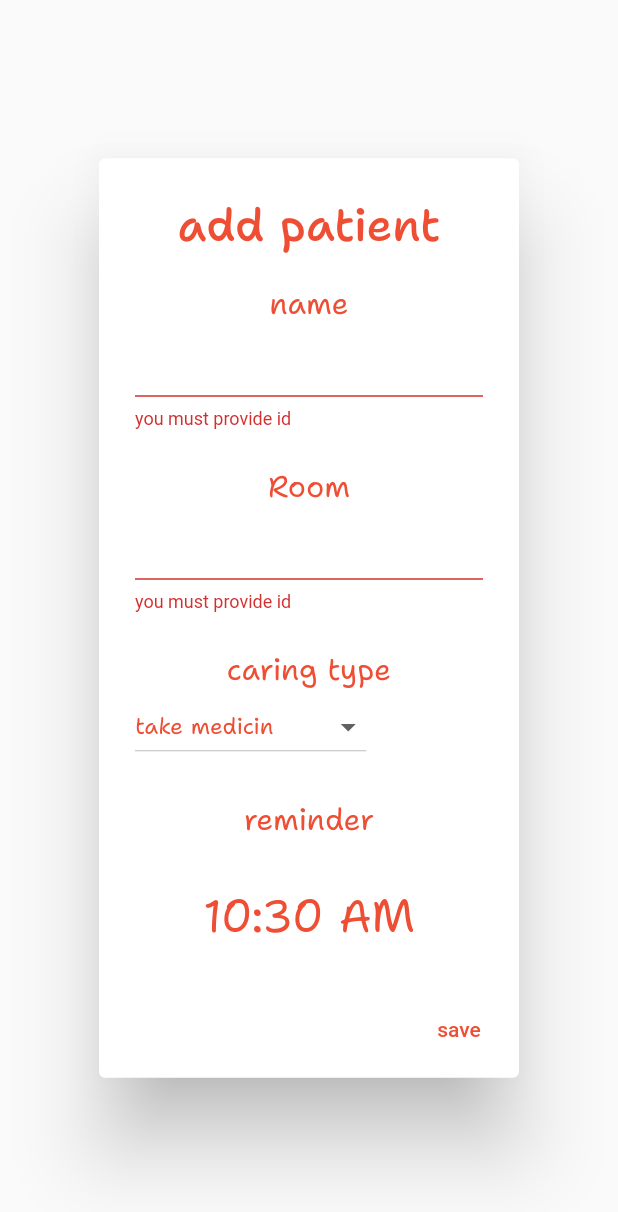
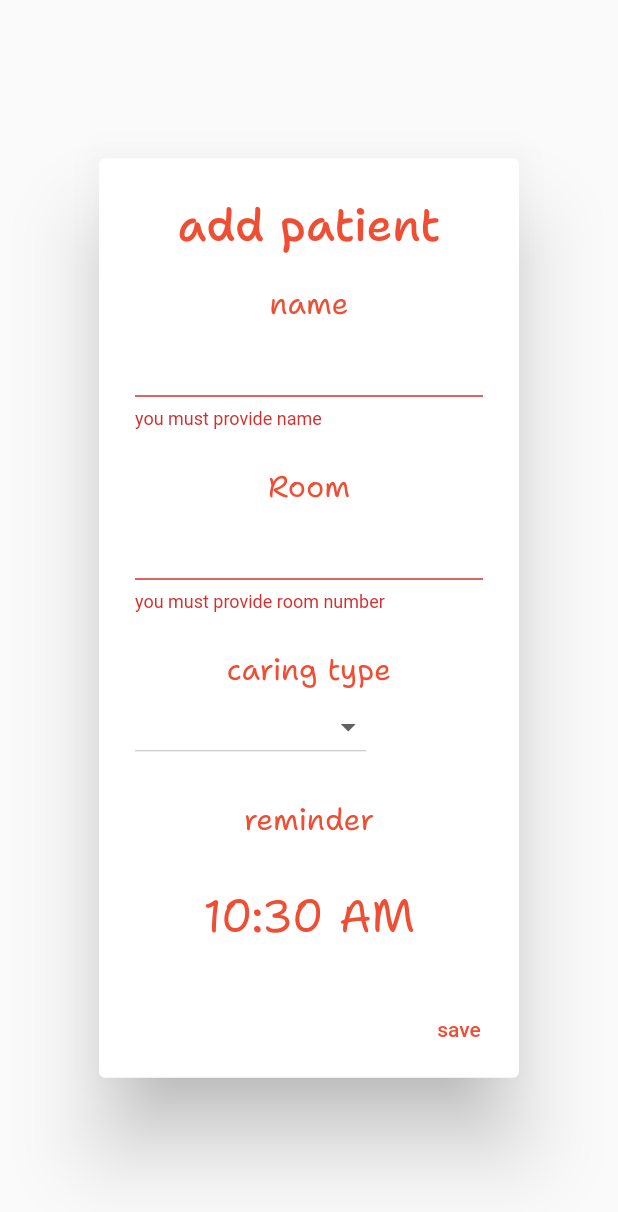
Before and after one commit to Hayan47/Nurse-App, a Flutter app: the AddPatient widget shown alone on an empty page, opened directly, on a phone screen of 412 x 824 dp. Shown: the top 1212 px of the screen. Run offline on Flutter 3.47's test engine with Material 2 defaults, Android fonts, the phone set to English and light mode, and no system bars; our stand-ins replace equatable, flutter_local_notifications, flutter_native_timezone, get, google_fonts, lottie and 2 more; accounts and stored records are empty.

Commit message:
localizaion commit

```diff
--- a/lib/controller/home_controller.dart
+++ b/lib/controller/home_controller.dart
@@ -2,8 +2,8 @@ import 'package:flutter/material.dart';
 import 'package:get/get.dart';
 import '../model/patient.dart';
 import 'package:intl/intl.dart';
-
 import '../sevices/database_helper.dart';
+import '../sevices/equatable.dart';
 import '../sevices/notifications.dart';
 
 class HomeController extends GetxController {
@@ -11,12 +11,12 @@ class HomeController extends GetxController {
   final nameController = TextEditingController();
   final caringTypeController = TextEditingController();
   final reminderController = TextEditingController();
-  final List<String> caringType = [
-    'take medicin',
-    'change on wound',
-    'catheterization',
-    'injection',
-    'pressure',
+  final List<KeyValueRecordType> caringType = <KeyValueRecordType>[
+    KeyValueRecordType(key: 'takemedicin', value: 'takemedicin'.tr),
+    KeyValueRecordType(key: 'changeonwound', value: 'changeonwound'.tr),
+    KeyValueRecordType(key: 'catheterization', value: 'catheterization'.tr),
+    KeyValueRecordType(key: 'injection', value: 'injection'.tr),
+    KeyValueRecordType(key: 'pressure', value: 'pressure'.tr),
   ].obs;
 
   List<Patient> patients = [];
--- /dev/null
+++ b/lib/sevices/equatable.dart
@@ -0,0 +1,12 @@
+import 'package:equatable/equatable.dart';
+
+// ignore: must_be_immutable
+class KeyValueRecordType extends Equatable {
+  String key;
+  String value;
+
+  KeyValueRecordType({required this.key, required this.value});
+
+  @override
+  List<Object> get props => [key, value];
+}
--- /dev/null
+++ b/lib/sevices/localization.dart
@@ -0,0 +1,85 @@
+import 'package:get/get.dart';
+
+class Localization extends Translations {
+  @override
+  Map<String, Map<String, String>> get keys => {
+        'en': {
+          "welocme": "welcome to Nurse App \n \t your perfect guide",
+          "continu": "continue",
+          "takemedicin": "take medecin",
+          "changeonwound": "change on wound",
+          "catheterization": "catheterization",
+          "injection": "injection",
+          "pressure": "pressure gauge",
+          "addpatient": "add patient",
+          "id": "id",
+          "name": "name",
+          "caringtype": "caring type",
+          "reminder": "reminder",
+          "save": "save",
+          "language": "change language",
+          "delete": "delete",
+          "confirm": "Are you sure you want to delete this patient?",
+          "yes": "yes",
+          "no": "no",
+          "patients": "patients",
+          'validate1': 'you must provide name',
+          'validate2': 'you must provide room number',
+          'start': 'Start Adding Patients !',
+          'room': 'Room',
+          'care': '@care',
+        },
+        'ar': {
+          "welocme": "اهلا بك في تطبيق الممرض \n \t دليلك المثالي",
+          "continu": "متابعة",
+          "takemedicin": "اخذ دواء",
+          "changeonwound": "تغيير على جرح",
+          "catheterization": "قسطرة",
+          "injection": "حقنة",
+          "pressure": "قياس ضغط",
+          "addpatient": "اضافة مريض",
+          "id": "الرقم",
+          "name": "الاسم",
+          "caringtype": "نوع العناية",
+          "reminder": "منبه",
+          "save": "حفظ",
+          "language": "تغيير اللغة",
+          "delete": "حذف",
+          "confirm": "هل انت متاكد من حذف المريض ؟",
+          "yes": "نعم",
+          "no": "لا",
+          "patients": "المرضى",
+          'validate1': 'يجب اضافة اسم',
+          'validate2': 'يجب اضافة رقم غرفة',
+          'start': 'ابدأ باضافة المرضى !',
+          'room': 'غرفة',
+          'care': '@care',
+        },
+        'fr': {
+          "welocme": "bienvenue dans Nurse App \n \t votre guide parfait",
+          "continu": "continuer",
+          "takemedicin": "prendre des medicaments",
+          "changeonwound": "changement sur blessure",
+          "catheterization": "catheterisme",
+          "injection": "injection",
+          "pressure": "manometre",
+          "addpatient": "ajouter un patient",
+          "id": "identifiant",
+          "name": "nom",
+          "caringtype": "genre attentionne",
+          "reminder": "rappel",
+          "save": "sauvegarder",
+          "language": "changer de langue",
+          "delete": "supprimer",
+          "confirm": "etes-vous sur de vouloir supprimer ce patient ?",
+          "yes": "oui",
+          "no": "non",
+          "patients": "les patients",
+          'validate1': 'vous devez fournir le nom',
+          'validate2': 'vous devez fournir le numéro de chambre',
+          'start': 'Commencez à ajouter des patients !',
+          'room': 'Chambre',
+          'care': '@care',
+        }
+      };
+}
--- a/lib/view/add_patient.dart
+++ b/lib/view/add_patient.dart
@@ -3,6 +3,7 @@ import 'package:get/get.dart';
 import 'package:getx/model/patient.dart';
 import 'package:getx/sevices/notifications.dart';
 import '../controller/home_controller.dart';
+import '../sevices/equatable.dart';
 
 class AddPatient extends StatefulWidget {
   const AddPatient({super.key});
@@ -24,7 +25,7 @@ class _AddPatientState extends State<AddPatient> {
     });
   }
 
-  String dropdownValue = 'take medicin';
+  KeyValueRecordType? dropdownValue;
 
   final HomeController c = Get.find();
   @override
@@ -32,10 +33,10 @@ class _AddPatientState extends State<AddPatient> {
     return Center(
       child: SingleChildScrollView(
         child: AlertDialog(
-          title: const Center(
+          title: Center(
             child: Text(
-              'add patient',
-              style: TextStyle(
+              'addpatient'.tr,
+              style: const TextStyle(
                   fontFamily: 'Shantell',
                   fontSize: 30,
                   color: Color(0xffEE4E34)),
@@ -43,9 +44,9 @@ class _AddPatientState extends State<AddPatient> {
           ),
           content: Column(
             children: [
-              const Text(
-                'name',
-                style: TextStyle(
+              Text(
+                'name'.tr,
+                style: const TextStyle(
                     fontFamily: 'Shantell',
                     fontSize: 20,
                     color: Color(0xffEE4E34)),
@@ -57,14 +58,14 @@ class _AddPatientState extends State<AddPatient> {
                 autovalidateMode: AutovalidateMode.always,
                 validator: (value) {
                   if (value == '') {
-                    return 'you must provide id';
+                    return 'validate1'.tr;
                   }
                 },
               ),
               const SizedBox(height: 25),
-              const Text(
-                'Room',
-                style: TextStyle(
+              Text(
+                'room'.tr,
+                style: const TextStyle(
                     fontFamily: 'Shantell',
                     fontSize: 20,
                     color: Color(0xffEE4E34)),
@@ -76,21 +77,21 @@ class _AddPatientState extends State<AddPatient> {
                 autovalidateMode: AutovalidateMode.always,
                 validator: (value) {
                   if (value == '') {
-                    return 'you must provide id';
+                    return 'validate2'.tr;
                   }
                 },
               ),
               const SizedBox(height: 25),
-              const Text(
-                'caring type',
-                style: TextStyle(
+              Text(
+                'caringtype'.tr,
+                style: const TextStyle(
                     fontFamily: 'Shantell',
                     fontSize: 20,
                     color: Color(0xffEE4E34)),
               ),
               Row(
                 children: [
-                  DropdownButton(
+                  DropdownButton<KeyValueRecordType>(
                     borderRadius: BorderRadius.circular(20),
                     style: const TextStyle(
                         fontFamily: 'Shantell',
@@ -100,23 +101,25 @@ class _AddPatientState extends State<AddPatient> {
                     dropdownColor: const Color(0xffFCEDDA),
                     value: dropdownValue,
                     items: c.caringType
-                        .map((e) => DropdownMenuItem(
-                              value: e,
-                              child: Text(e),
-                            ))
+                        .map<DropdownMenuItem<KeyValueRecordType>>(
+                            (e) => DropdownMenuItem<KeyValueRecordType>(
+                                  value: e,
+                                  child: Text(e.value),
+                                ))
                         .toList(),
-                    onChanged: (String? newValue) {
+                    onChanged: (KeyValueRecordType? newValue) {
                       setState(() {
                         dropdownValue = newValue!;
+                        print(newValue);
                       });
                     },
                   )
                 ],
               ),
               const SizedBox(height: 25),
-              const Text(
-                'reminder',
-                style: TextStyle(
+              Text(
+                'reminder'.tr,
+                style: const TextStyle(
                     fontFamily: 'Shantell',
                     fontSize: 20,
                     color: Color(0xffEE4E34)),
@@ -140,7 +143,7 @@ class _AddPatientState extends State<AddPatient> {
                   Patient patient = Patient(
                     roomNum: int.parse(c.roomController.text),
                     name: c.nameController.text,
-                    caringType: dropdownValue,
+                    caringType: dropdownValue!.key,
                     reminder: DateTime(
                       DateTime.now().year,
                       DateTime.now().month,
@@ -170,9 +173,9 @@ class _AddPatientState extends State<AddPatient> {
                   c.roomController.clear();
                   Get.back();
                 },
-                child: const Text(
-                  'save',
-                  style: TextStyle(color: Color(0xffEE4E34)),
+                child: Text(
+                  'save'.tr,
+                  style: const TextStyle(color: Color(0xffEE4E34)),
                 ))
           ],
         ),
--- a/pubspec.yaml
+++ b/pubspec.yaml
@@ -29,6 +29,7 @@ environment:
 # versions available, run `flutter pub outdated`.
 dependencies:
   cupertino_icons: ^1.0.2
+  equatable: ^2.0.5
   flutter:
     sdk: flutter
   flutter_local_notifications: ^13.0.0
@@ -38,15 +39,16 @@ dependencies:
   intl: ^0.18.0
   lottie: ^2.3.1
   path_provider: ^2.0.14
+  rename: ^2.1.1
   sqflite: ^2.2.6
   timezone: ^0.9.1
   uuid: ^3.0.7
 
 dev_dependencies:
+  flutter_launcher_icons: ^0.13.0
   flutter_lints: ^2.0.0
   flutter_test:
     sdk: flutter
-  flutter_launcher_icons: ^0.13.0
 
 flutter_icons:
   android: true
```
Also changed, not shown: lib/main.dart (+11 -5 lines), lib/view/change_language.dart (added, +67 -0 lines), lib/view/home_page.dart (+26 -10 lines), lib/view/patient_delete.dart (+10 -10 lines), lib/view/patient_page.dart (+15 -12 lines), pubspec.lock.
